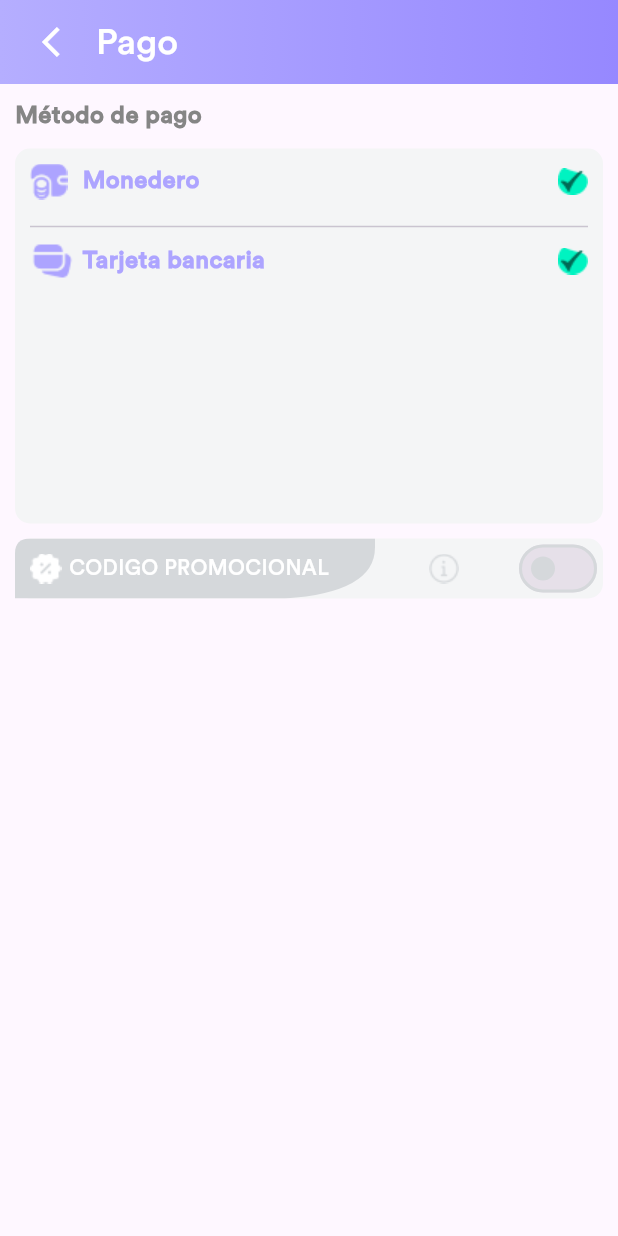
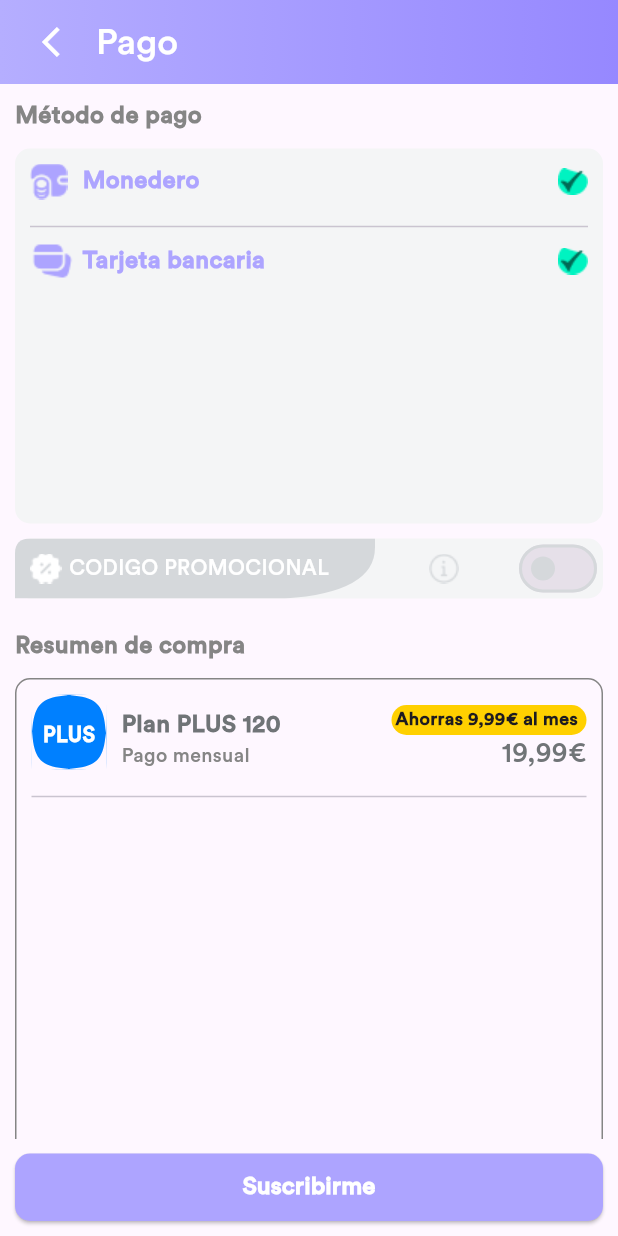
Before and after one commit to YhonattanZ/Uopp-Mockup, a Flutter app: the PaymentPage screen opened by its route, on a phone screen of 412 x 824 dp. Run offline on Flutter 3.47's test engine with Material 3 defaults, Android fonts, the phone set to English and light mode, and no system bars; our stand-ins replace get, smooth_page_indicator, video_player.

```diff
--- a/lib/ui/pages/payment.dart
+++ b/lib/ui/pages/payment.dart
@@ -2,7 +2,9 @@ import 'package:flutter/material.dart';
 import 'package:get/get.dart';
 import 'package:prueba_uopp/config/config.dart';
 import 'package:prueba_uopp/ui/widgets/custom_appbar.dart';
+import 'package:prueba_uopp/ui/widgets/custom_button.dart';
 import 'package:prueba_uopp/ui/widgets/custom_tag.dart';
+import 'package:prueba_uopp/ui/widgets/resume_purchase_header.dart';
 
 class PaymentPage extends StatefulWidget {
   const PaymentPage({super.key});
@@ -17,11 +19,16 @@ class _PaymentPageState extends State<PaymentPage> {
   @override
   Widget build(BuildContext context) {
     return Scaffold(
+      bottomNavigationBar: CustomElevatedButton(
+        title: 'Suscribirme',
+        onPressed: () {},
+      ),
       appBar: CustomAppBar(title: 'Pago', onBack: () => Get.back()),
-      body: Column(
+      body: SingleChildScrollView(
+        child: Column(
           crossAxisAlignment: CrossAxisAlignment.start,
           children: [
-          header(),
+            header('Método de pago'),
             Padding(
               padding: const EdgeInsets.symmetric(horizontal: 10),
               child: Container(
@@ -33,7 +40,10 @@ class _PaymentPageState extends State<PaymentPage> {
                 width: double.infinity,
                 child: Column(
                   children: [
-                  Padding(padding: const EdgeInsets.all(10.0), child: wallet()),
+                    Padding(
+                      padding: const EdgeInsets.all(10.0),
+                      child: wallet(),
+                    ),
                     Padding(
                       padding: const EdgeInsets.symmetric(horizontal: 10),
                       child: Expanded(child: Divider()),
@@ -47,7 +57,124 @@ class _PaymentPageState extends State<PaymentPage> {
               ),
             ),
 
+            promocionalCode(),
+            header('Resumen de compra'),
             Padding(
+              padding: const EdgeInsets.symmetric(horizontal: 10),
+              child: Container(
+                width: double.infinity,
+                height: 370,
+                decoration: BoxDecoration(
+                  borderRadius: BorderRadius.only(
+                    topLeft: Radius.circular(10),
+                    topRight: Radius.circular(10),
+                  ),
+
+                  border: Border(
+                    top: BorderSide(color: AppConfig.findPlanTextColor),
+                    left: BorderSide(color: AppConfig.findPlanTextColor),
+                    right: BorderSide(color: AppConfig.findPlanTextColor),
+                  ),
+                ),
+                child: ResumePurchaseHeader(),
+              ),
+            ),
+
+            Padding(
+              padding: const EdgeInsets.symmetric(horizontal: 10),
+              child: Container(
+                width: double.infinity,
+                height: 60,
+                decoration: BoxDecoration(
+                  color: Color(0xff81ECCA),
+                  borderRadius: BorderRadius.only(
+                    bottomLeft: Radius.circular(10),
+                    bottomRight: Radius.circular(10),
+                  ),
+                ),
+                child: Wrap(
+                  children: [
+                    Padding(
+                      padding: const EdgeInsets.fromLTRB(20, 10, 10, 0),
+                      child: Row(
+                        children: [
+                          Text(
+                            'Total a pagar',
+                            style: TextStyle(
+                              fontFamily: 'CircularStd',
+                              fontSize: 16,
+                              fontWeight: FontWeight.w700,
+                              color: Color(0xff2A6A57),
+                            ),
+                          ),
+                          Text(
+                            '....................................',
+                            style: TextStyle(
+                              fontFamily: 'CircularStd',
+                              fontSize: 15,
+                              fontWeight: FontWeight.w400,
+                              color: Color(0xff2A6A57),
+                            ),
+                          ),
+                          Text(
+                            '9,99€',
+                            style: TextStyle(
+                              fontFamily: 'CircularStd',
+                              fontSize: 20,
+                              fontWeight: FontWeight.w700,
+                              color: Color(0xff2A6A57),
+                            ),
+                          ),
+                        ],
+                      ),
+                    ),
+                    Padding(
+                      padding: const EdgeInsets.only(right: 35),
+                      child: Align(
+                        alignment: Alignment.centerRight,
+                        child: Text(
+                          textAlign: TextAlign.end,
+                          'más impuestos aplicables',
+                          style: TextStyle(
+                            fontFamily: 'CircularStd',
+                            fontSize: 11,
+                            fontWeight: FontWeight.w400,
+                            color: Color(0xff2A6A57),
+                          ),
+                        ),
+                      ),
+                    ),
+                  ],
+                ),
+              ),
+            ),
+            Padding(
+              padding: const EdgeInsets.all(10),
+              child: Row(
+                mainAxisAlignment: MainAxisAlignment.center,
+                children: [
+                  Image.asset('assets/icons/info purple.png'),
+                  SizedBox(width: 10),
+                  Text(
+                    'Cambia de plan en cualquier momento, no hay permanencia',
+                    style: TextStyle(
+                      fontFamily: 'CircularStd',
+                      fontSize: 11,
+                      fontWeight: FontWeight.w500,
+                      color: AppConfig.findPlanTextColor,
+                    ),
+                  ),
+                ],
+              ),
+            ),
+          ],
+        ),
+      ),
+    );
+  }
+
+  Widget promocionalCode() {
+    return Padding(
       padding: const EdgeInsets.all(10.0),
       child: Container(
         decoration: BoxDecoration(
@@ -81,17 +208,14 @@ class _PaymentPageState extends State<PaymentPage> {
           ],
         ),
       ),
-          ),
-        ],
-      ),
     );
   }
 
-  Widget header() {
+  Widget header(String title) {
     return Padding(
       padding: const EdgeInsets.all(10.0),
       child: Text(
-        'Método de pago',
+        title,
         style: TextStyle(
           fontFamily: 'CircularStd',
           fontSize: 16,
--- /dev/null
+++ b/lib/ui/widgets/resume_purchase_header.dart
@@ -0,0 +1,122 @@
+import 'package:flutter/material.dart';
+import 'package:prueba_uopp/config/config.dart';
+
+class ResumePurchaseHeader extends StatelessWidget {
+  const ResumePurchaseHeader({super.key});
+
+  @override
+  Widget build(BuildContext context) {
+    return Wrap(
+      children: [
+        Row(
+          children: [
+            Padding(
+              padding: const EdgeInsets.symmetric(horizontal: 10, vertical: 10),
+              child: ClipPath(
+                clipper: ShapeBorderClipper(
+                  shape: ContinuousRectangleBorder(
+                    borderRadius: BorderRadius.all(Radius.circular(120)),
+                  ),
+                ),
+                child: Container(
+                  width: 50,
+                  height: 50,
+                  color: AppConfig.plusColor,
+                  child: Center(
+                    child: Padding(
+                      padding: const EdgeInsets.only(top: 5),
+                      child: Text(
+                        AppConfig.plusPlan,
+                        style: TextStyle(
+                          fontFamily: 'CircularStd',
+                          color: AppConfig.bgTextColor,
+                          fontSize: 14,
+                          fontWeight: FontWeight.w700,
+                        ),
+                      ),
+                    ),
+                  ),
+                ),
+              ),
+            ),
+            infoPlan(),
+            Spacer(),
+            pricePlan(),
+          ],
+        ),
+        Padding(
+          padding: const EdgeInsets.symmetric(horizontal: 10),
+          child: Expanded(child: Divider()),
+        ),
+      ],
+    );
+  }
+
+  Widget pricePlan() {
+    return Padding(
+      padding: const EdgeInsets.only(top: 10, right: 10),
+      child: Column(
+        crossAxisAlignment: CrossAxisAlignment.end,
+        children: [
+          Container(
+            height: 20,
+            width: 130,
+            decoration: BoxDecoration(
+              color: Color(0xffFFD000),
+              borderRadius: BorderRadius.all(Radius.circular(10)),
+            ),
+            child: Center(
+              child: Text(
+                'Ahorras 9,99€ al mes ',
+                style: TextStyle(
+                  fontFamily: 'CircularStd',
+
+                  fontSize: 12,
+                  fontWeight: FontWeight.w700,
+                ),
+              ),
+            ),
+          ),
+          Text(
+            '19,99€',
+            style: TextStyle(
+              fontFamily: 'CircularStd',
+              color: AppConfig.primaryTextColor,
+              fontSize: 18,
+              fontWeight: FontWeight.w500,
+            ),
+          ),
+        ],
+      ),
+    );
+  }
+
+  Widget infoPlan() {
+    return Padding(
+      padding: const EdgeInsets.only(top: 10),
+      child: Column(
+        crossAxisAlignment: CrossAxisAlignment.start,
+        children: [
+          Text(
+            'Plan PLUS 120',
+            style: TextStyle(
+              fontFamily: 'CircularStd',
+              color: AppConfig.primaryTextColor,
+              fontSize: 16,
+              fontWeight: FontWeight.w700,
+            ),
+          ),
+          Text(
+            'Pago mensual',
+            style: TextStyle(
+              fontFamily: 'CircularStd',
+              color: AppConfig.findPlanTextColor,
+              fontSize: 13,
+              fontWeight: FontWeight.w500,
+            ),
+          ),
+        ],
+      ),
+    );
+  }
+}
```
Also changed, not shown: assets/icons/info purple.png (added). Lines whose indentation alone changed are shown as unchanged.
